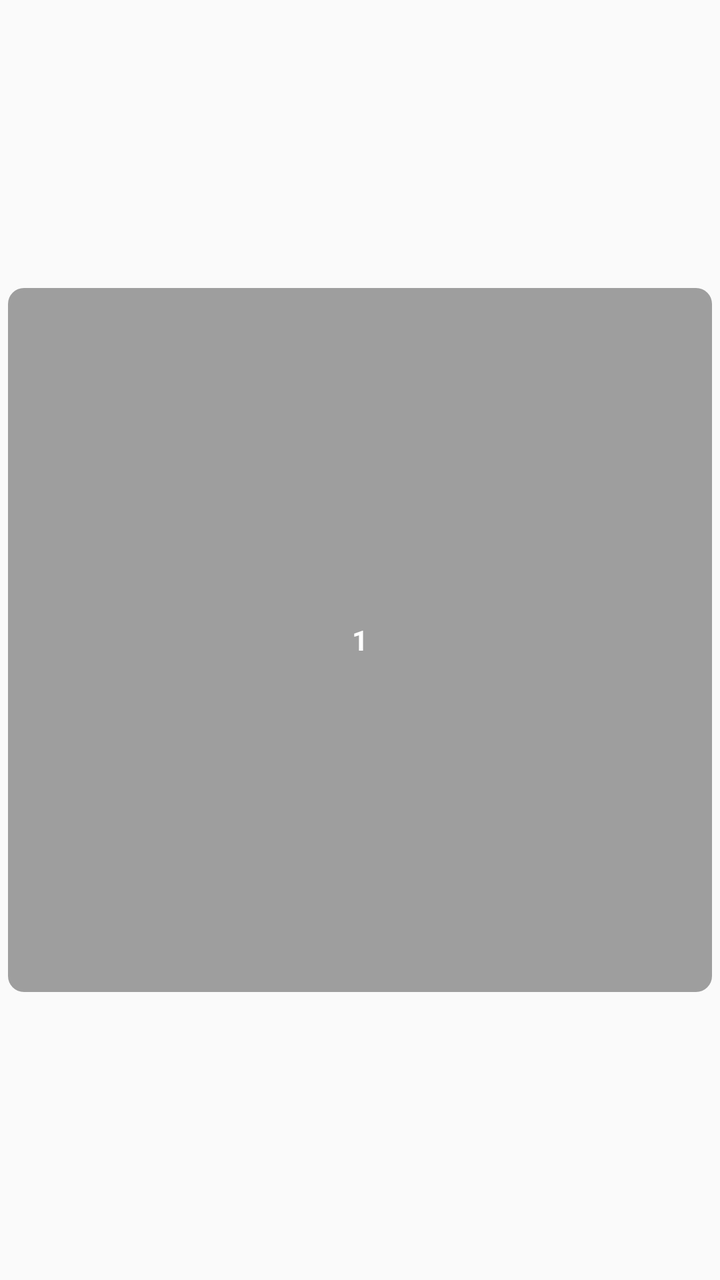
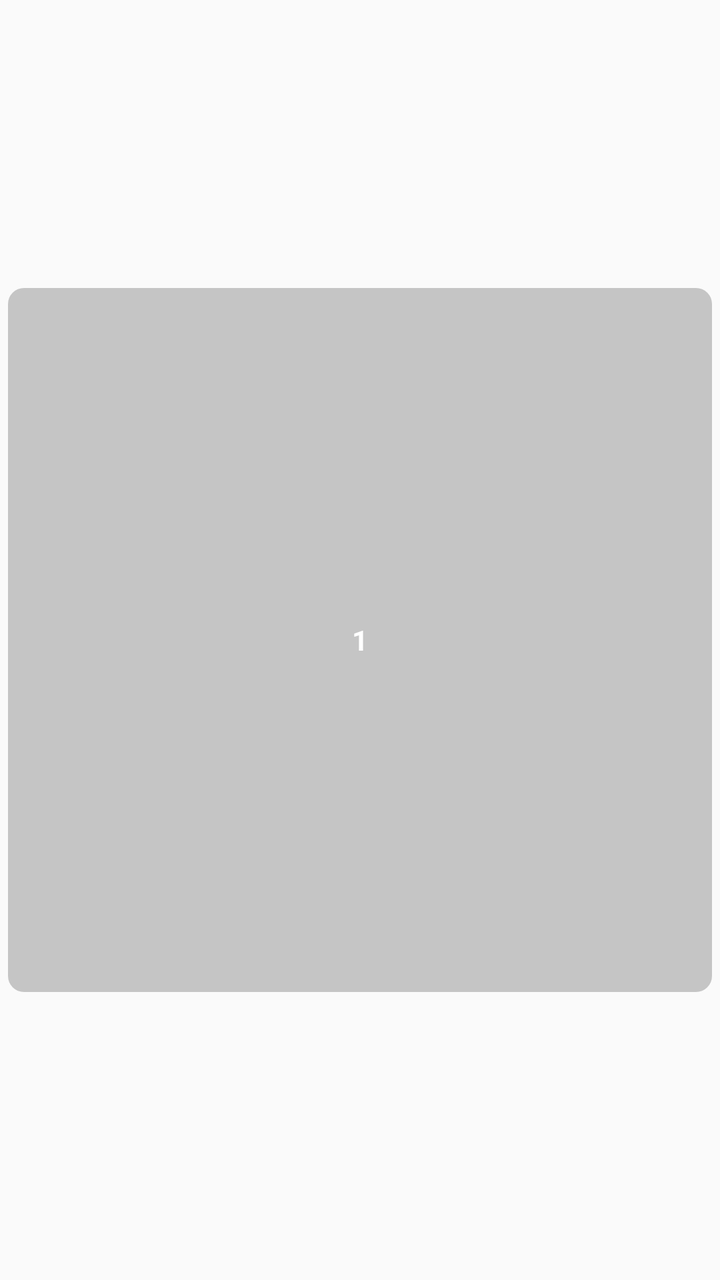

Screens rendered from an Android XML layout before and after an edit, with the pre-edit source and the edit as a unified diff.
<!-- AndroidManifest.xml: application theme AppTheme -->
<!-- res/layout/item_paper_status_grid.xml -->
<?xml version="1.0" encoding="utf-8"?>
<androidx.constraintlayout.widget.ConstraintLayout xmlns:android="http://schemas.android.com/apk/res/android"
    xmlns:app="http://schemas.android.com/apk/res-auto"
    android:layout_width="match_parent"
    android:layout_height="wrap_content"
    android:padding="4dp">

    <TextView
        android:id="@+id/tv_status_index"
        android:layout_width="0dp"
        android:layout_height="0dp"
        android:background="@drawable/bg_paper_status_item"
        android:gravity="center"
        android:textColor="@color/status_text_color"
        android:textSize="14sp"
        android:textStyle="bold"
        app:layout_constraintDimensionRatio="1:1"
        app:layout_constraintBottom_toBottomOf="parent"
        app:layout_constraintEnd_toEndOf="parent"
        app:layout_constraintStart_toStartOf="parent"
        app:layout_constraintTop_toTopOf="parent"
        android:text="1" />

</androidx.constraintlayout.widget.ConstraintLayout>
<!-- resources referenced by this layout -->
<resources>
  <color name="status_text_color">#FFFFFF</color>
  <!-- drawable bg_paper_status_item (drawable) -->
  <?xml version="1.0" encoding="utf-8"?>
  <shape xmlns:android="http://schemas.android.com/apk/res/android"
      android:shape="rectangle">
      <corners android:radius="8dp" />
      <solid android:color="@color/status_unanswered" />
  </shape>
  <style name="AppTheme" parent="Theme.AppCompat.Light.DarkActionBar">
          
          <item name="colorPrimary">@color/colorPrimary</item>
          <item name="colorPrimaryDark">@color/colorPrimaryDark</item>
          <item name="colorAccent">@color/colorAccent</item>
          <item name="alertDialogTheme">@style/MyAlertDialogTheme</item>
      </style>
  <color name="status_unanswered">#9E9E9E</color>
  <color name="colorPrimary">#212121</color>
  <color name="colorPrimaryDark">#000000</color>
  <color name="colorAccent">#03DAC5</color>
  <style name="MyAlertDialogTheme" parent="Theme.AppCompat.Light.Dialog.Alert">
          <item name="fontFamily">@font/xwwk</item>
      </style>
</resources>

<!-- the commit's change to res/layout/item_paper_status_grid.xml (unified diff, before → after) -->
@@ -11,7 +11,7 @@
         android:layout_height="0dp"
         android:background="@drawable/bg_paper_status_item"
         android:gravity="center"
-        android:textColor="@color/status_text_color"
+        android:textColor="@color/action_text_color"
         android:textSize="14sp"
         android:textStyle="bold"
         app:layout_constraintDimensionRatio="1:1"
<!-- resource entries referenced after the edit -->
@@ -1,6 +1,6 @@
 <!-- resources referenced by this layout -->
 <resources>
-  <color name="status_text_color">#FFFFFF</color>
+  <color name="action_text_color">#FFFFFF</color>
   <!-- drawable bg_paper_status_item (drawable) -->
   <?xml version="1.0" encoding="utf-8"?>
   <shape xmlns:android="http://schemas.android.com/apk/res/android"
@@ -15,7 +15,7 @@
           <item name="colorAccent">@color/colorAccent</item>
           <item name="alertDialogTheme">@style/MyAlertDialogTheme</item>
       </style>
-  <color name="status_unanswered">#9E9E9E</color>
+  <color name="status_unanswered">#909E9E9E</color>
   <color name="colorPrimary">#212121</color>
   <color name="colorPrimaryDark">#000000</color>
   <color name="colorAccent">#03DAC5</color>
